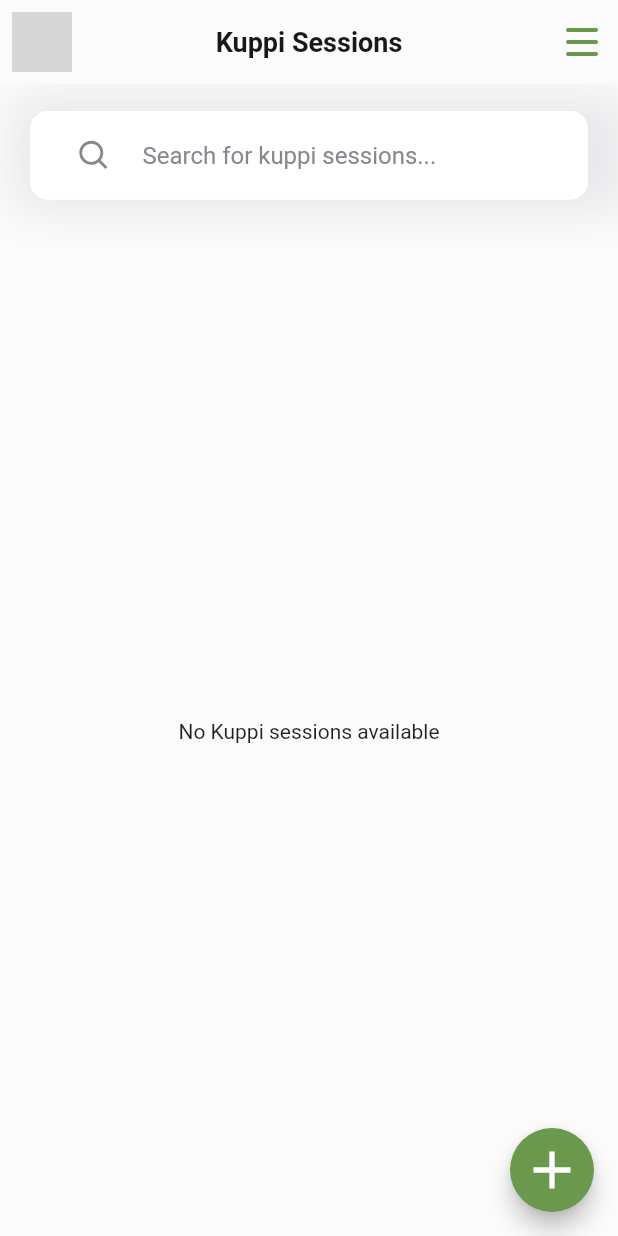
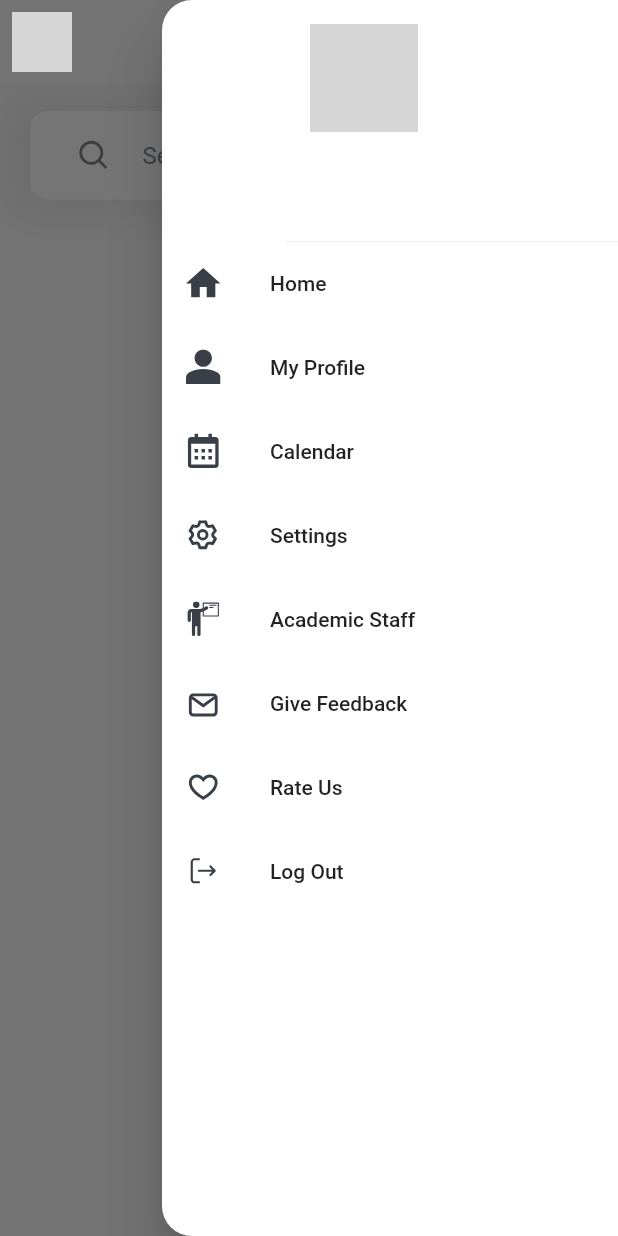
Before and after one commit to Chamith-Dilshan/ScholarSync_MobileApp, a Flutter app: the KuppiPage screen opened directly, with the side drawer open (before the commit the screen has no drawer), on a phone screen of 412 x 824 dp. Run offline on Flutter 3.47's test engine with Material 2 defaults, Android fonts, the phone set to English and light mode, and no system bars; drawn by our look-alikes of calendar_view; our stand-ins replace cloud_firestore, expandable_text, firebase_auth, firebase_core, firebase_storage, flutter_riverpod and 2 more; accounts and stored records are empty; network calls fail; grey boxes are pictures that could not be loaded.

Commit message:
Added Drawer Menu

```diff
--- a/lib/features/view/kuppi_page.dart
+++ b/lib/features/view/kuppi_page.dart
@@ -7,6 +7,7 @@ import 'package:scholarsync/common/search_bar.dart';
 import 'package:scholarsync/constants/icon_constants.dart';
 import 'package:scholarsync/common/text_form_field.dart';
 import 'package:scholarsync/constants/ui_constants.dart';
+import 'package:scholarsync/features/widgets/drawer_menu.dart';
 import 'package:scholarsync/features/widgets/kuppi_widget.dart';
 import 'package:scholarsync/common/reusable_form_dialog.dart';
 import 'package:scholarsync/theme/palette.dart';
@@ -33,6 +34,7 @@ class _KuppiPageState extends State<KuppiPage> {
   final _dateController = TextEditingController();
   final _conductorController = TextEditingController();
   final _linkController = TextEditingController();
+  final GlobalKey<ScaffoldState> _scaffoldKey = GlobalKey();
 
   Future<void> createNewKuppiSession() async {
     try {
@@ -126,6 +128,8 @@ class _KuppiPageState extends State<KuppiPage> {
         FocusScope.of(context).unfocus();
       },
       child: Scaffold(
+        key: _scaffoldKey,
+          endDrawer: const CustomDrawerMenu(),
           appBar: UIConstants.appBar(
             title: 'Kuppi Sessions',
             fontSize: 18,
@@ -135,7 +139,9 @@ class _KuppiPageState extends State<KuppiPage> {
             backIcon: IconConstants.hamburgerMenuIcon,
             frontIconToolTip: 'Back to login page',
             onFrontIconButtonpressed: () {},
-            onBackIconButtonpressed: () {},
+            onBackIconButtonpressed: () {
+              _scaffoldKey.currentState!.openEndDrawer(); // Open the end drawer
+            },
           ),
           body: Column(
             crossAxisAlignment: CrossAxisAlignment.stretch,
--- /dev/null
+++ b/lib/features/widgets/drawer_menu.dart
@@ -0,0 +1,194 @@
+import 'package:flutter/material.dart';
+import 'package:flutter_riverpod/flutter_riverpod.dart';
+import 'package:flutter_svg/flutter_svg.dart';
+import 'package:scholarsync/constants/icon_constants.dart';
+import 'package:scholarsync/features/view/academic_staff_page.dart';
+import 'package:scholarsync/features/view/calendar_page.dart';
+import 'package:scholarsync/features/view/give_feedback.dart';
+import 'package:scholarsync/features/view/home_page.dart';
+import 'package:scholarsync/features/view/my_profile_page.dart';
+import 'package:scholarsync/features/view/settings_page.dart';
+import 'package:scholarsync/main.dart';
+import 'package:scholarsync/theme/palette.dart';
+import 'package:url_launcher/url_launcher.dart';
+
+class CustomDrawerMenu extends ConsumerStatefulWidget {
+  const CustomDrawerMenu({super.key});
+
+  @override
+  ConsumerState<CustomDrawerMenu> createState() => _CustomDrawerMenuState();
+}
+
+class _CustomDrawerMenuState extends ConsumerState<CustomDrawerMenu> {
+  // Function to launch the Play Store
+void _launchPlayStore() async {
+  final Uri playStoreUri = Uri.parse('https://play.google.com/store/games?device=phone');
+  if (await canLaunchUrl(playStoreUri)) {
+    await launchUrl(playStoreUri);
+  } else {
+    throw 'Could not launch $playStoreUri';
+  }
+}
+
+  @override
+  Widget build(BuildContext context) {
+    return ref.watch(userStreamProvider).when(data: (userData) {
+      return Drawer(
+        backgroundColor: PaletteLightMode.whiteColor,
+        shape: const RoundedRectangleBorder(
+          borderRadius: BorderRadius.only(
+            topLeft: Radius.circular(20.0),
+            bottomLeft: Radius.circular(20.0),
+          ),
+        ),
+        child: ListView(
+          // Important: Remove any padding from the ListView.
+          padding: EdgeInsets.zero,
+          children: [
+            UserAccountsDrawerHeader(
+              decoration: const BoxDecoration(
+                  color: PaletteLightMode.whiteColor),
+              accountName: Text(
+                userData.username,
+                style: const TextStyle(
+                  fontWeight: FontWeight.w600,
+                  fontSize: 20,
+                  color: PaletteLightMode.titleColor
+                ),
+              ),
+              margin: EdgeInsets.only(left:MediaQuery.of(context).size.width * 0.20),
+              accountEmail: Text(
+                userData.email,
+                style: const TextStyle(
+                  fontWeight: FontWeight.bold,
+                ),
+              ),
+              currentAccountPicture:
+                  Image(image: NetworkImage(userData.imageUrl)),
+              onDetailsPressed: () {
+                Navigator.pop(context);
+                Navigator.pushReplacement(context,
+                    MaterialPageRoute(builder: (context) => const MyProfilePage()));
+              },
+            ),
+            ListTitleWidget(
+              icon: IconConstants.homeIcon,
+              title: 'Home',
+              ontap: () {
+                Navigator.pop(context);
+                Navigator.pushReplacement(context,
+                    MaterialPageRoute(builder: (context) => const HomePage()));
+              },
+            ),
+            ListTitleWidget(
+              icon: IconConstants.personIcon,
+              title: 'My Profile',
+              ontap: () {
+                Navigator.pop(context);
+                Navigator.pushReplacement(context,
+                    MaterialPageRoute(builder: (context) => const HomePage()));
+              },
+            ),
+            ListTitleWidget(
+              icon: IconConstants.calendarIcon,
+              title: 'Calendar',
+              ontap: () {
+                Navigator.pop(context);
+                Navigator.pushReplacement(context,
+                    MaterialPageRoute(builder: (context) => const CalendarPage()));
+              },
+            ),
+            ListTitleWidget(
+              icon: IconConstants.settingOutlinedIcon,
+              title: 'Settings',
+              ontap: () {
+                Navigator.pop(context);
+                Navigator.pushReplacement(context,
+                    MaterialPageRoute(builder: (context) => const SettingsPage()));
+              },
+            ),
+            ListTitleWidget(
+              icon: IconConstants.teacherIcon,
+              title: 'Academic Staff',
+              ontap: () {
+                Navigator.pop(context);
+                Navigator.pushReplacement(context,
+                    MaterialPageRoute(builder: (context) => const AcademicStaffPage()));
+              },
+            ),
+            ListTitleWidget(
+              icon: IconConstants.mailIcon,
+              title: 'Give Feedback',
+              ontap: () {
+                Navigator.pop(context);
+                Navigator.pushReplacement(context,
+                    MaterialPageRoute(builder: (context) => const FeedbackForm()));
+              },
+            ),
+            ListTitleWidget(
+              icon: IconConstants.likeOutlinedIcon,
+              title: 'Rate Us',
+              ontap: () {
+                Navigator.pop(context);
+                _launchPlayStore();
+              },
+            ),
+            ListTitleWidget(
+              icon: IconConstants.logoutIcon,
+              title: 'Log Out',
+              ontap: () {
+                Navigator.pop(context);
+                Navigator.pushReplacement(context,
+                    MaterialPageRoute(builder: (context) => const HomePage()));
+              },
+            ),
+          ],
+        ),
+      );
+    }, error: (Object error, StackTrace stackTrace) {
+      return const Scaffold(
+        body: Center(
+          child: Text('Error'),
+        ),
+      );
+    }, loading: () {
+      return const Scaffold(
+        body: Center(
+          child: CircularProgressIndicator(),
+        ),
+      );
+    });
+  }
+}
+
+class ListTitleWidget extends StatelessWidget {
+  final String icon;
+  final String title;
+  final Function()? ontap;
+
+  const ListTitleWidget({
+    required this.icon,
+    required this.title,
+    required this.ontap,
+    super.key,
+  });
+
+  @override
+  Widget build(BuildContext context) {
+    return ListTile(
+      leading: SvgPicture.asset(
+        icon,
+        colorFilter: const ColorFilter.mode(
+          PaletteLightMode.textColor,
+          BlendMode.srcIn,
+        ),
+        width: 23,
+        height: 23,
+      ),
+      title: Text(title),
+      onTap: ontap,
+      focusColor: PaletteLightMode.secondaryGreenColor,
+
+    );
+  }
+}
--- a/lib/models/event_data.dart
+++ b/lib/models/event_data.dart
@@ -1,12 +1,13 @@
 import 'package:calendar_view/calendar_view.dart';
 import 'package:scholarsync/theme/palette.dart';
 
-final List<CalendarEventData> eventdata = [
+
+final List<CalendarEventData> caleventdata = [
     CalendarEventData(
       date: DateTime.now(),
       event: "Event 1",
       title: "Event meeting 1",
-      description: "Today is Event meeting 1.",
+      description: "Today is Event meeting 1\n from 5.30 to 8.00",
       color: PaletteLightMode.primaryGreenColor,
       startTime: DateTime(2023, 9, 1, 5, 30),
       endTime: DateTime(2023, 9, 1, 8),
--- a/lib/models/user.dart
+++ b/lib/models/user.dart
@@ -4,17 +4,20 @@ class UserRepo{
   final String username;
   final String uid;
   final String email;
+  final String imageUrl;
 
   const UserRepo({
     required this.username,
     required this.uid,
     required this.email,
+    required this.imageUrl,
   });
 
   Map<String,dynamic> toJson() => {
     'username': username,
     'uid': uid,
     'email': email,
+    'imageUrl': imageUrl,
   };
 
   static UserRepo fromSnap(DocumentSnapshot snap){
@@ -24,6 +27,7 @@ class UserRepo{
       username: snapshot['username'],
       uid: snapshot['uid'],
       email: snapshot['email'],
+      imageUrl: snapshot['imageUrl'],
     );
   }
 }
--- a/lib/utils/user_repository.dart
+++ b/lib/utils/user_repository.dart
@@ -16,6 +16,7 @@ class UserRepository {
           username: '',
           uid: '',
           email: '',
+          imageUrl: '',
         );
       }
     });
```
Also changed, not shown: lib/features/view/academic_staff_page.dart (+5 -5 lines), lib/features/view/calendar_page.dart (+6 -2 lines), lib/features/view/club_profile_page.dart (+7 -1 lines), lib/features/view/give_feedback.dart (+24 -1 lines), lib/features/view/home_page.dart (+6 -2 lines), lib/features/view/my_profile_page.dart (+5 -5 lines), lib/features/view/my_projects_page.dart (+5 -4 lines), lib/features/view/notifications_page.dart (+5 -5 lines), lib/features/view/settings_page.dart (+5 -4 lines).
